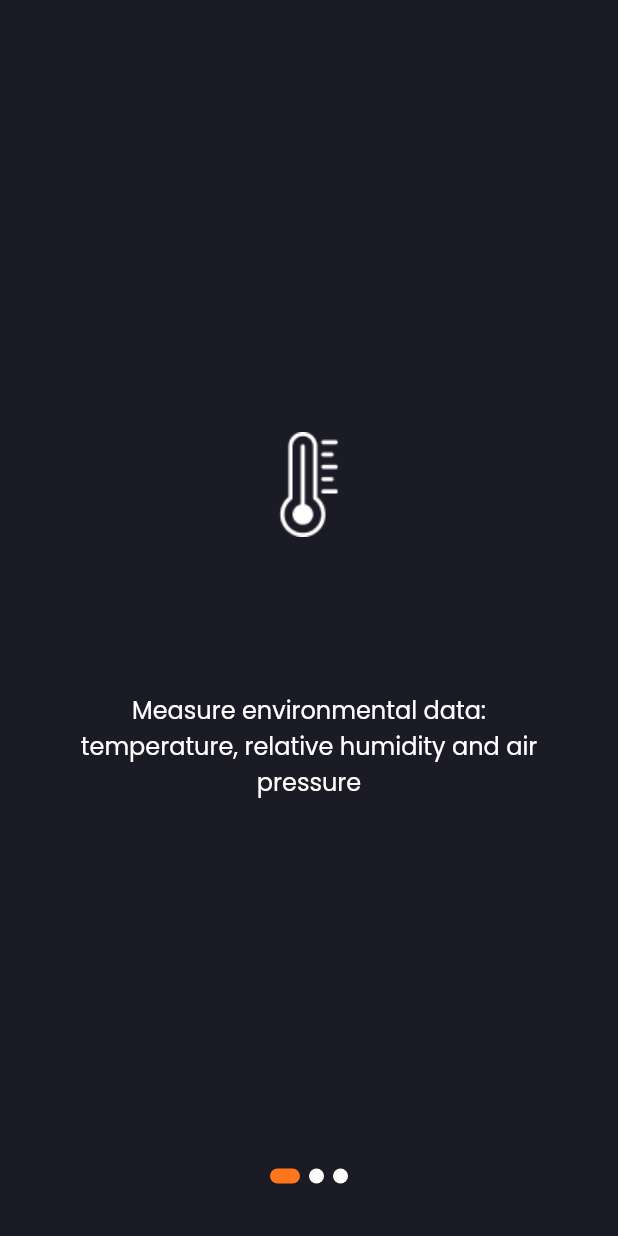
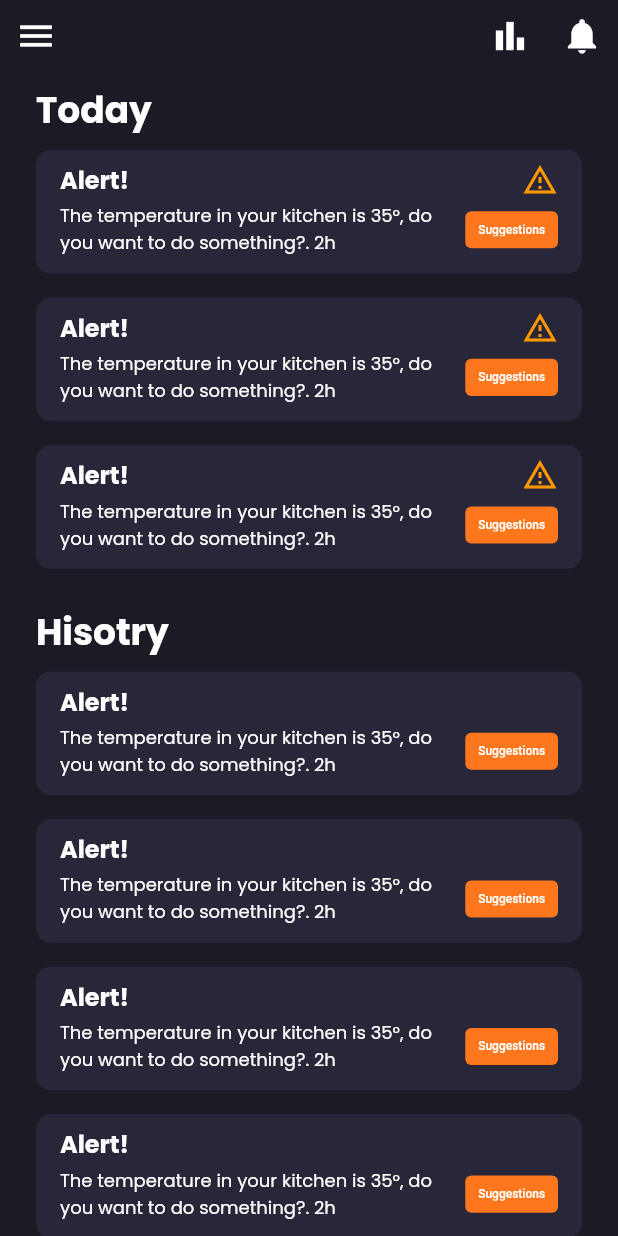
Before and after one commit to Adem-manaa/DevFest-mobile, a Flutter app: the screen it shows after launch, on a phone screen of 412 x 824 dp. Run offline on Flutter 3.47's test engine with Material 2 defaults, Android fonts, the phone set to English and light mode, and no system bars; drawn by our look-alikes of introduction_screen; our stand-ins replace flutter_svg, hexcolor.

Commit message:
Few pages

```diff
--- /dev/null
+++ b/lib/Pages/Notification.dart
@@ -0,0 +1,177 @@
+import 'package:flutter/material.dart';
+import 'package:hexcolor/hexcolor.dart';
+
+class NotificationPage extends StatefulWidget {
+  const NotificationPage({Key? key}) : super(key: key);
+
+  @override
+  _NotificationPageState createState() => _NotificationPageState();
+}
+
+class _NotificationPageState extends State<NotificationPage> {
+  @override
+  Widget build(BuildContext context) {
+    double width = MediaQuery.of(context).size.width;
+    double height = MediaQuery.of(context).size.height;
+    return Scaffold(
+        backgroundColor: HexColor("#1B1B25"),
+        body: SafeArea(
+          child: SingleChildScrollView(
+            child: Column(
+              children: [
+                Row(
+                  mainAxisAlignment: MainAxisAlignment.spaceBetween,
+                  children: [
+                    IconButton(
+                        onPressed: () => {},
+                        icon: Icon(
+                          Icons.menu,
+                          color: Colors.white,
+                          size: 28,
+                        )),
+                    Row(
+                      children: [
+                        IconButton(
+                            onPressed: () => {},
+                            icon: Icon(
+                              Icons.bar_chart,
+                              color: Colors.white,
+                              size: 28,
+                            )),
+                        IconButton(
+                            onPressed: () => {},
+                            icon: Icon(
+                              Icons.notifications,
+                              color: Colors.white,
+                              size: 28,
+                            )),
+                      ],
+                    )
+                  ],
+                ),
+                Padding(
+                  padding: const EdgeInsets.fromLTRB(24, 8, 24, 8),
+                  child: Column(
+                    crossAxisAlignment: CrossAxisAlignment.start,
+                    children: [
+                      Text("Today",style: TextStyle(color: Colors.white,fontWeight: FontWeight.bold,fontFamily: 'Poppins',fontSize: 24),),
+                      ListView.builder(
+                          scrollDirection: Axis.vertical,
+                          shrinkWrap: true,
+                          itemCount: 3,
+                          itemBuilder: (BuildContext context, int index) {
+                            return Padding(
+                              padding: const EdgeInsets.fromLTRB(0,8,0,8),
+                              child: Container(
+                                height: height * 0.1,
+                                width: width * 0.9,
+                                decoration: BoxDecoration(
+                                  color: HexColor("#272739"),
+                                  borderRadius: BorderRadius.circular(10),
+                                ),
+                                child: Padding(
+                                  padding: const EdgeInsets.fromLTRB(16, 8, 16, 8),
+                                  child: Column(
+                                    children: [
+                                      Row(
+                                        mainAxisAlignment:
+                                            MainAxisAlignment.spaceBetween,
+                                        children: [
+                                          Text(
+                                            'Alert!',
+                                            style: TextStyle(color: Colors.white,fontFamily: 'Poppins',fontSize: 16,fontWeight: FontWeight.bold),
+                                          ),
+                                          Icon(
+                                            Icons.warning_amber_outlined,
+                                            color: Colors.orange,
+                                          ),
+                                        ],
+                                      ),
+                                      Expanded(
+                                        child: Row(
+                                          children: [
+                                            Expanded(
+                                                child: Text(
+                                                    "The temperature in your kitchen is 35°, do you want to do something?. 2h",style: TextStyle(color: Colors.white,fontSize: 12,fontFamily: 'Poppins'),)),
+                                            SizedBox(
+                                              height: height*0.03,
+                                              width: width*0.15,
+                                              child: TextButton(onPressed: ()=>{}, child: Text("Suggestions",style: TextStyle(color: Colors.white,fontSize: 8),),style: ButtonStyle(
+                                                backgroundColor: MaterialStateProperty.all(HexColor('#FF771D')),
+                                              ),
+                                              ),
+                                            )
+                                          ],
+                                        ),
+                                      )
+                                    ],
+                                  ),
+                                ),
+                              ),
+                            );
+                          }),
+                      SizedBox(height: height*0.02,),
+                      Text("Hisotry",style: TextStyle(color: Colors.white,fontWeight: FontWeight.bold,fontFamily: 'Poppins',fontSize: 24),),
+                      ListView.builder(
+                          scrollDirection: Axis.vertical,
+                          shrinkWrap: true,
+                          itemCount: 10,
+                          itemBuilder: (BuildContext context, int index) {
+                            return Padding(
+                              padding: const EdgeInsets.fromLTRB(0,8,0,8),
+                              child: Container(
+                                height: height * 0.1,
+                                width: width * 0.9,
+                                decoration: BoxDecoration(
+                                  color: HexColor("#272739"),
+                                  borderRadius: BorderRadius.circular(10),
+                                ),
+                                child: Padding(
+                                  padding: const EdgeInsets.fromLTRB(16, 8, 16, 8),
+                                  child: Column(
+                                    children: [
+                                      Row(
+                                        mainAxisAlignment:
+                                        MainAxisAlignment.spaceBetween,
+                                        children: [
+                                          Text(
+                                            'Alert!',
+                                            style: TextStyle(color: Colors.white,fontFamily: 'Poppins',fontSize: 16,fontWeight: FontWeight.bold),
+                                          ),
+                                          /*Icon(
+                                            Icons.warning_amber_outlined,
+                                            color: Colors.orange,
+                                          ),*/
+                                        ],
+                                      ),
+                                      Expanded(
+                                        child: Row(
+                                          children: [
+                                            Expanded(
+                                                child: Text(
+                                                  "The temperature in your kitchen is 35°, do you want to do something?. 2h",style: TextStyle(color: Colors.white,fontSize: 12,fontFamily: 'Poppins'),)),
+                                            SizedBox(
+                                              height: height*0.03,
+                                              width: width*0.15,
+                                              child: TextButton(onPressed: ()=>{}, child: Text("Suggestions",style: TextStyle(color: Colors.white,fontSize: 8),),style: ButtonStyle(
+                                                backgroundColor: MaterialStateProperty.all(HexColor('#FF771D')),
+                                              ),),
+                                            )
+                                          ],
+                                        ),
+                                      )
+                                    ],
+                                  ),
+                                ),
+                              ),
+                            );
+                          }),
+                    ],
+                  ),
+                )
+              ],
+            ),
+          ),
+        ));
+  }
+}
--- a/lib/main.dart
+++ b/lib/main.dart
@@ -1,4 +1,6 @@
 import 'package:flutter/material.dart';
+import 'package:iotai/Pages/DeviceDetails.dart';
+import 'package:iotai/Pages/Notification.dart';
 
 import 'Pages/IntroScreen.dart';
 
@@ -26,7 +28,7 @@ class MyApp extends StatelessWidget {
         // is not restarted.
         primarySwatch: Colors.blue,
       ),
-      home: const IntroScreen(),
+      home: const NotificationPage(),
     );
   }
 }
--- a/pubspec.yaml
+++ b/pubspec.yaml
@@ -36,6 +36,7 @@ dependencies:
   cupertino_icons: ^1.0.2
   introduction_screen: ^3.1.1
   hexcolor: ^2.0.7
+  flutter_svg: ^1.1.6
 
 dev_dependencies:
   flutter_test:
```
Also changed, not shown: lib/Pages/DeviceDetails.dart (added, +146 -0 lines), images/Hum.png (added), images/background.png (added), images/light.png (added), images/press.png (added), pubspec.lock.
